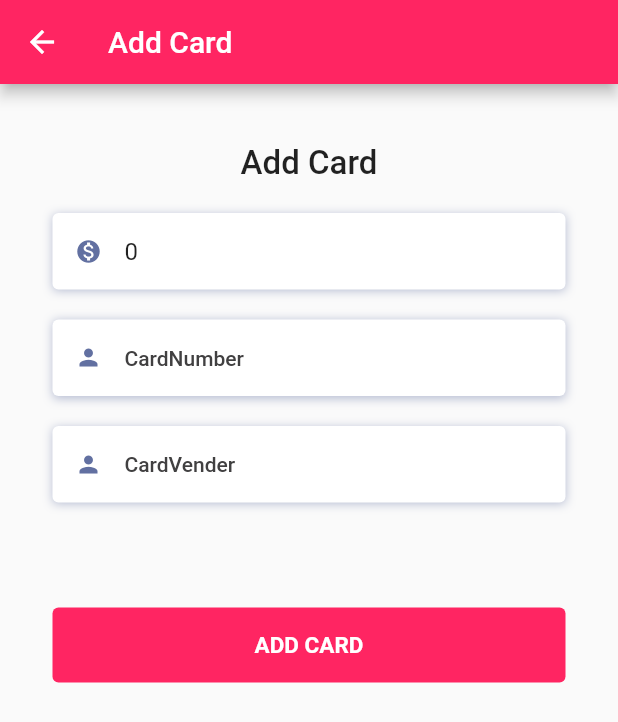
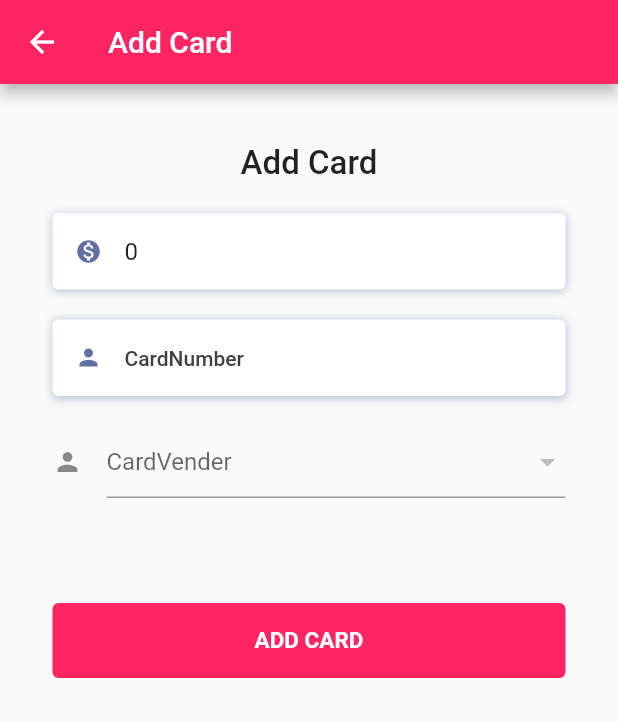
Before and after one commit to ktelfah/CardsApp, a Flutter app: the AddCard screen opened directly, on a phone screen of 412 x 824 dp. Shown: the top 722 px of the screen. Run offline on Flutter 3.47's test engine with Material 2 defaults, Android fonts, the light colour scheme and no system bars; our stand-ins replace cloud_firestore, equatable, firebase_core, firebase_storage, flutter_bloc, image_picker; missing offline and left inert: flutter_string_encryption; accounts and stored records are empty.

Commit message:
- Set Dropdown Of Vendor List In Card Add Screen

```diff
--- a/lib/screens/add_cards.dart
+++ b/lib/screens/add_cards.dart
@@ -3,7 +3,9 @@ import 'package:cards_app/bloc/cards_event.dart';
 import 'package:cards_app/bloc/cards_state.dart';
 import 'package:cards_app/helper/custom_text_form_field.dart';
 import 'package:cards_app/main.dart';
+import 'package:cards_app/models/vendors.dart';
 import 'package:cards_app/screens/add_admin_customer_cards.dart';
+import 'package:cloud_firestore/cloud_firestore.dart';
 import 'package:flutter/material.dart';
 import 'package:flutter_bloc/flutter_bloc.dart';
 
@@ -26,18 +28,35 @@ class _AddCardState extends State<AddCard> {
   num amount = 0;
   String cardNumber = "", cardVender = "", status = "NEW";
   var getAdminId;
+  List dd = [];
+  List ddd = [];
 
   _AddCardState(this.adminIdget);
 
   @override
   void initState() {
     BlocProvider.of<FirebaseBloc>(context).add(ResetAddCard());
+    firestoreInstance.collection("vendors").get().then((querySnapshot) {
+      querySnapshot.docs.forEach((result) {
+        dd.add(result.get('name'));
+        setState(() {});
+        print(dd);
+      });
+    });
+
     super.initState();
   }
 
+  final firestoreInstance = FirebaseFirestore.instance;
   @override
   Widget build(BuildContext context) {
     return Scaffold(
+      // floatingActionButton: FloatingActionButton(onPressed: () {
+      //   Navigator.of(context).push(MaterialPageRoute(
+      //       builder: (_) => BlocProvider.value(
+      //           value: BlocProvider.of<FirebaseBloc>(context),
+      //           child: VendorList())));
+      // }),
       appBar: AppBar(
         backgroundColor: Color(0xFFFF2562),
         title: Text("Add Card"),
@@ -45,9 +64,19 @@ class _AddCardState extends State<AddCard> {
       //body: body(context)
       body: BlocBuilder<FirebaseBloc, FirebaseState>(builder: (context, state) {
         print("STATE:$state");
+
+        if (state is FetchVendorsEmpty) {
+          BlocProvider.of<FirebaseBloc>(context).add(FetchVendors());
+        }
+
+        if (state is FetchVendorsLoaded) {
+          var vendorsList = state.vendors;
+          return body(vendorsList: vendorsList);
+        }
+
         if (state is AddCardEmpty) {
           return Container(
-            child: body(context),
+            child: body(context: context),
           );
         }
 
@@ -66,7 +95,7 @@ class _AddCardState extends State<AddCard> {
             ));
           });
           return Container(
-            child: body(context),
+            child: body(context: context),
           );
         }
 
@@ -101,7 +130,7 @@ class _AddCardState extends State<AddCard> {
     );
   }
 
-  Widget body(BuildContext context) {
+  Widget body({BuildContext context, List<Vendors> vendorsList}) {
     return SafeArea(
       child: SingleChildScrollView(
         child: Padding(
@@ -114,7 +143,7 @@ class _AddCardState extends State<AddCard> {
                 style: TextStyle(fontSize: 22, fontWeight: FontWeight.w500),
               ),
               const SizedBox(height: 20.0),
-              form(context),
+              form(context, vendorsList),
               const SizedBox(
                 height: 10.0,
               ),
@@ -125,8 +154,12 @@ class _AddCardState extends State<AddCard> {
     );
   }
 
-  Form form(BuildContext context) {
-    return Form(
+  form(BuildContext context, List<Vendors> vendorsList) {
+    print(dd);
+    var value;
+    return Column(
+      children: [
+        Form(
           key: formKey,
           autovalidateMode: AutovalidateMode.onUserInteraction,
           child: Column(
@@ -179,26 +212,77 @@ class _AddCardState extends State<AddCard> {
               SizedBox(
                 height: 20,
               ),
-          CustomTextFormField(
-            obscureText: false,
-            textEditingController: TextEditingController(text: cardVender),
-            hintText: 'CardVender',
-            icon: Icons.person,
-            onFieldSubmitted: (String value) {},
-            cursorColor: Color(0xFFFF2562),
-            onChanged: (String value) {
+              // CustomTextFormField(
+              //   obscureText: false,
+              //   textEditingController: TextEditingController(text: cardVender),
+              //   hintText: 'CardVender',
+              //   icon: Icons.person,
+              //   onFieldSubmitted: (String value) {},
+              //   cursorColor: Color(0xFFFF2562),
+              //   onChanged: (String value) {
+              //     cardVender = value;
+              //   },
+              //   keyboardType: TextInputType.text,
+              //   focusNode: passwordNode,
+              //   nextNode: phoneNode,
+              //   textInputAction: TextInputAction.done,
+              //   validator: (String value) {
+              //     if (value.isEmpty) {
+              //       return 'Please Enter your CardVender.';
+              //     }
+              //   },
+              // ),
+
+              DropdownButtonFormField(
+                decoration: InputDecoration(
+                  icon: Icon(
+                    Icons.person,
+                    size: 20,
+                  ),
+                  hintText: "CardVender",
+                ),
+                focusNode: passwordNode,
+                onChanged: (value) {
+                  setState(() {
                     cardVender = value;
+                    print('SELECTED  ==$cardVender');
+                  });
+                  print(dd.length);
                 },
-            keyboardType: TextInputType.text,
-            focusNode: passwordNode,
-            nextNode: phoneNode,
-            textInputAction: TextInputAction.done,
-            validator: (String value) {
-              if (value.isEmpty) {
-                return 'Please Enter your CardVender.';
-              }
-            },
+                value: value,
+                items: dd.map((category) {
+                  return DropdownMenuItem(
+                    value: category,
+                    child: Text(category),
+                  );
+                }).toList(),
+                // List.generate(
+                //     dd.length,
+                //     (index) => DropdownMenuItem(
+                //           value: dd[index],
+                //           child: Text(dd[index]),
+                //         )),
               ),
+              // CustomTextFormField(
+              //   obscureText: false,
+              //   textEditingController: TextEditingController(text: cardVender),
+              //   hintText: 'CardVender',
+              //   icon: Icons.person,
+              //   onFieldSubmitted: (String value) {},
+              //   cursorColor: Color(0xFFFF2562),
+              //   onChanged: (String value) {
+              //     cardVender = value;
+              //   },
+              //   keyboardType: TextInputType.text,
+              //   focusNode: passwordNode,
+              //   nextNode: phoneNode,
+              //   textInputAction: TextInputAction.done,
+              //   validator: (String value) {
+              //     if (value.isEmpty) {
+              //       return 'Please Enter your CardVender.';
+              //     }
+              //   },
+              // ),
               SizedBox(
                 height: 70,
               ),
@@ -208,6 +292,8 @@ class _AddCardState extends State<AddCard> {
               ),
             ],
           ),
+        ),
+      ],
     );
   }
 
--- a/lib/screens/home_page.dart
+++ b/lib/screens/home_page.dart
@@ -22,10 +22,10 @@ class _HomePageState extends State<HomePage> {
   final passwordNode = FocusNode();
 
   ///Test User Credentials
-  // String email = "kt\$@sss.com", password = "123";
+  String email = "kt\$@sss.com", password = "123";
   // String email = "TitiTangi", password = "priyal";
 
-  String email = "", password = "";
+  // String email = "", password = "";
 
   @override
   Widget build(BuildContext context) {
--- a/pubspec.yaml
+++ b/pubspec.yaml
@@ -29,6 +29,7 @@ dependencies:
   # Use with the CupertinoIcons class for iOS style icons.
   cupertino_icons: ^1.0.2
   #Firebase
+  firebase_auth: ^3.1.3
   cloud_firestore:
   firebase_core:
   firebase_storage:
@@ -40,6 +41,7 @@ dependencies:
   intl:
   image_picker:
   path: ^1.7.0
+  dropdown_formfield: ^0.1.3
   #shared_preferences: ^2.0.7
   flutter_string_encryption: ^0.3.1
 
```
Also changed, not shown: lib/screens/add_vendor.dart (+6 -5 lines), pubspec.lock. Lines whose indentation alone changed are shown as unchanged.
